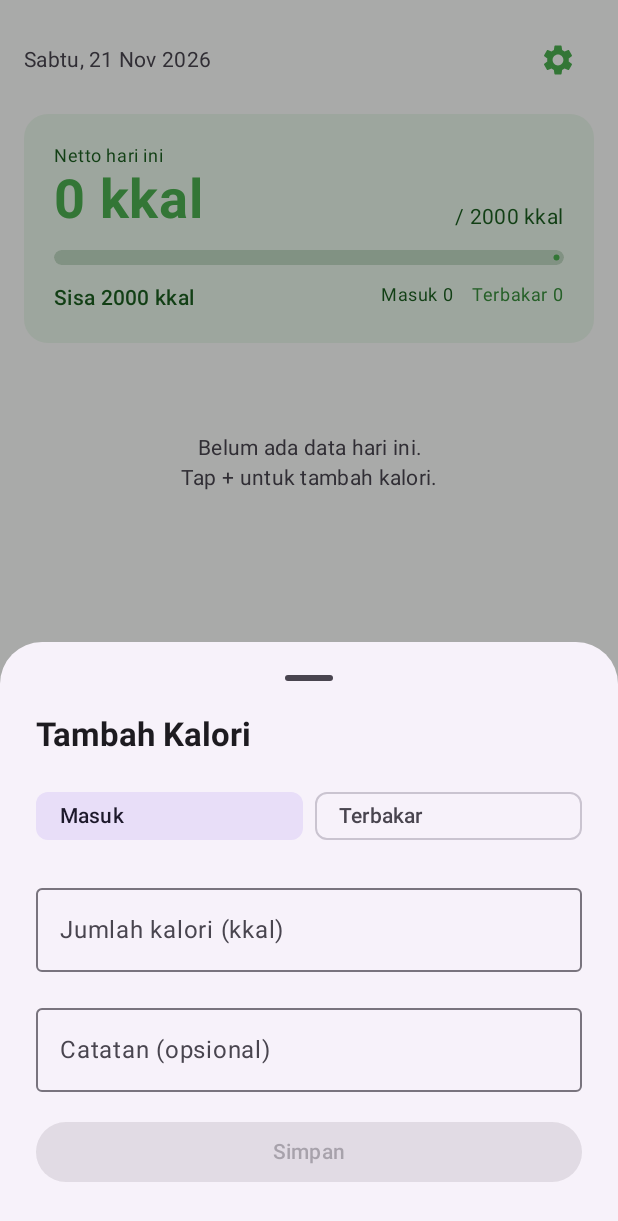
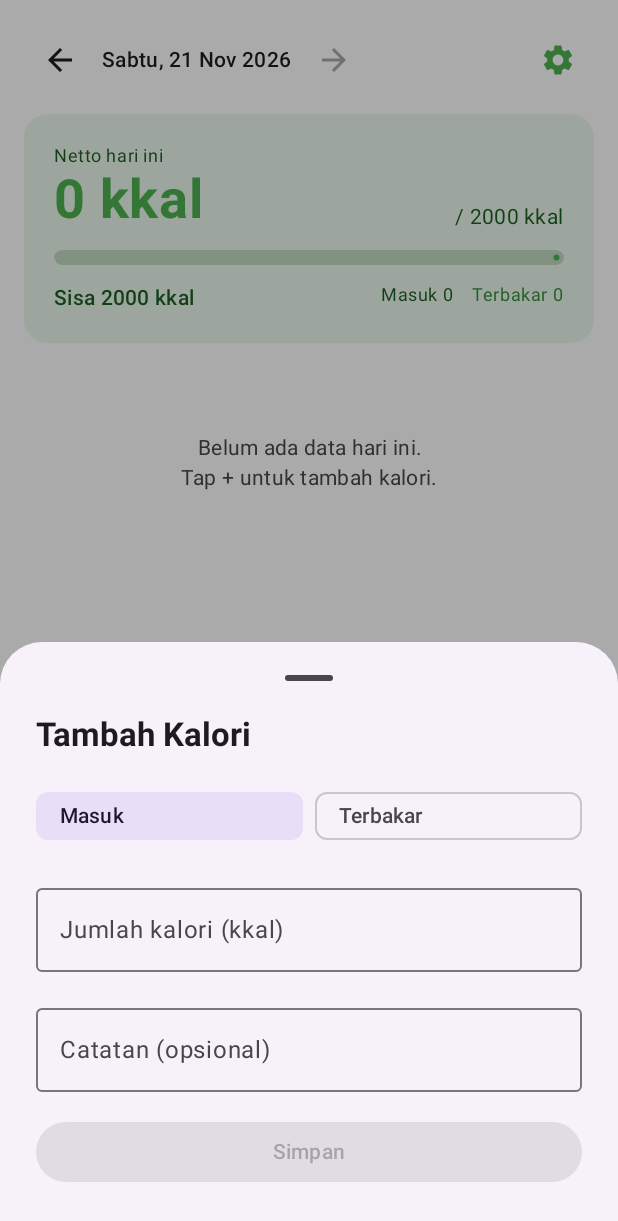
Before and after one commit to fahrizaku/simple-calorie-counter, an Android app built with Jetpack Compose: the screen it shows after launch (MainActivity), after a tap on "Tambah", on a phone screen of 412 x 824 dp. Shown: the top 1221 px of the screen. Run offline under Robolectric (Android 15) with nearby library versions, the phone set to English and light mode, and no system bars; our stand-ins replace Room's generated code.

Commit message:
Add entry editing, date picker, and per-day breakdown in history
Co-Authored-By: Claude Sonnet 5.5 <noreply@anthropic.com>

```diff
--- a/app/src/main/java/com/fahriza/caloriecounter/MainActivity.kt
+++ b/app/src/main/java/com/fahriza/caloriecounter/MainActivity.kt
@@ -44,7 +44,10 @@ fun CalorieCounterApp() {
             NavigationBar {
                 NavigationBarItem(
                     selected = currentRoute?.destination?.route == "home",
-                    onClick = { navController.navigate("home") { launchSingleTop = true } },
+                    onClick = {
+                        vm.selectDate(java.time.LocalDate.now())
+                        navController.navigate("home") { launchSingleTop = true }
+                    },
                     icon = { Icon(Icons.Default.Home, contentDescription = "Home") },
                     label = { Text("Hari Ini") }
                 )
@@ -63,7 +66,12 @@ fun CalorieCounterApp() {
             modifier = Modifier.padding(padding)
         ) {
             composable("home") { HomeScreen(vm) }
-            composable("history") { HistoryScreen(vm) }
+            composable("history") {
+                HistoryScreen(vm, onOpenDay = { date ->
+                    vm.selectDate(date)
+                    navController.navigate("home") { launchSingleTop = true }
+                })
+            }
         }
     }
 }
--- a/app/src/main/java/com/fahriza/caloriecounter/data/FoodDao.kt
+++ b/app/src/main/java/com/fahriza/caloriecounter/data/FoodDao.kt
@@ -3,6 +3,7 @@ package com.fahriza.caloriecounter.data
 import androidx.room.Dao
 import androidx.room.Insert
 import androidx.room.Query
+import androidx.room.Update
 import kotlinx.coroutines.flow.Flow
 
 @Dao
@@ -11,17 +12,28 @@ interface FoodDao {
     @Insert
     suspend fun insert(entry: FoodEntry)
 
+    @Update
+    suspend fun update(entry: FoodEntry)
+
     @Query("DELETE FROM food_entries WHERE id = :id")
     suspend fun delete(id: Int)
 
     @Query("SELECT * FROM food_entries WHERE date = :date ORDER BY createdAt DESC")
     fun getEntriesByDate(date: String): Flow<List<FoodEntry>>
 
-    @Query("SELECT date, SUM(CASE WHEN type = 'BURNED' THEN -calories ELSE calories END) as total FROM food_entries GROUP BY date ORDER BY date DESC LIMIT 30")
+    @Query(
+        "SELECT date, " +
+            "SUM(CASE WHEN type = 'CONSUMED' THEN calories ELSE 0 END) as consumed, " +
+            "SUM(CASE WHEN type = 'BURNED' THEN calories ELSE 0 END) as burned " +
+            "FROM food_entries GROUP BY date ORDER BY date DESC LIMIT 30"
+    )
     fun getDailyTotals(): Flow<List<DailyTotal>>
 }
 
 data class DailyTotal(
     val date: String,
-    val total: Int
-)
+    val consumed: Int,
+    val burned: Int
+) {
+    val total: Int get() = consumed - burned
+}
--- a/app/src/main/java/com/fahriza/caloriecounter/repository/FoodRepository.kt
+++ b/app/src/main/java/com/fahriza/caloriecounter/repository/FoodRepository.kt
@@ -34,5 +34,7 @@ class FoodRepository(private val context: Context) {
 
     suspend fun addEntry(entry: FoodEntry) = dao.insert(entry)
 
+    suspend fun updateEntry(entry: FoodEntry) = dao.update(entry)
+
     suspend fun deleteEntry(id: Int) = dao.delete(id)
 }
--- a/app/src/main/java/com/fahriza/caloriecounter/ui/screens/HomeScreen.kt
+++ b/app/src/main/java/com/fahriza/caloriecounter/ui/screens/HomeScreen.kt
@@ -1,5 +1,6 @@
 package com.fahriza.caloriecounter.ui.screens
 
+import androidx.compose.foundation.clickable
 import androidx.compose.foundation.layout.*
 import androidx.compose.foundation.lazy.LazyColumn
 import androidx.compose.foundation.lazy.items
@@ -7,6 +8,8 @@ import androidx.compose.foundation.shape.RoundedCornerShape
 import androidx.compose.foundation.text.KeyboardOptions
 import androidx.compose.material.icons.Icons
 import androidx.compose.material.icons.filled.Add
+import androidx.compose.material.icons.automirrored.filled.ArrowBack
+import androidx.compose.material.icons.automirrored.filled.ArrowForward
 import androidx.compose.material.icons.filled.Delete
 import androidx.compose.material.icons.filled.Settings
 import androidx.compose.material3.*
@@ -22,14 +25,17 @@ import androidx.compose.ui.unit.sp
 import com.fahriza.caloriecounter.data.EntryType
 import com.fahriza.caloriecounter.data.FoodEntry
 import com.fahriza.caloriecounter.viewmodel.CalorieViewModel
+import java.time.Instant
 import java.time.LocalDate
+import java.time.ZoneOffset
 import java.time.format.DateTimeFormatter
 import java.util.Locale
 
 @OptIn(ExperimentalMaterial3Api::class)
 @Composable
 fun HomeScreen(vm: CalorieViewModel) {
-    val entries by vm.todayEntries.collectAsState()
+    val entries by vm.entries.collectAsState()
+    val selectedDate by vm.selectedDate.collectAsState()
     val dailyGoal by vm.dailyGoal.collectAsState()
 
     val consumed = entries.filter { it.type == EntryType.CONSUMED }.sumOf { it.calories }
@@ -40,9 +46,13 @@ fun HomeScreen(vm: CalorieViewModel) {
 
     var showAddSheet by remember { mutableStateOf(false) }
     var showGoalDialog by remember { mutableStateOf(false) }
+    var showDatePicker by remember { mutableStateOf(false) }
+    var editingEntry by remember { mutableStateOf<FoodEntry?>(null) }
 
-    val dateLabel = remember {
-        LocalDate.now().format(DateTimeFormatter.ofPattern("EEEE, d MMM yyyy", Locale("id", "ID")))
+    val date = remember(selectedDate) { LocalDate.parse(selectedDate) }
+    val isToday = date == LocalDate.now()
+    val dateLabel = remember(date) {
+        date.format(DateTimeFormatter.ofPattern("EEEE, d MMM yyyy", Locale("id", "ID")))
     }
 
     Scaffold(
@@ -69,7 +79,31 @@ fun HomeScreen(vm: CalorieViewModel) {
                     horizontalArrangement = Arrangement.SpaceBetween,
                     verticalAlignment = Alignment.CenterVertically
                 ) {
-                    Text(dateLabel, style = MaterialTheme.typography.bodyMedium, color = MaterialTheme.colorScheme.onSurfaceVariant)
+                    Row(verticalAlignment = Alignment.CenterVertically) {
+                        IconButton(onClick = { vm.selectDate(date.minusDays(1)) }) {
+                            Icon(Icons.AutoMirrored.Filled.ArrowBack, contentDescription = "Hari sebelumnya")
+                        }
+                        Column(
+                            modifier = Modifier.clickable { showDatePicker = true }.padding(horizontal = 4.dp, vertical = 4.dp)
+                        ) {
+                            Text(
+                                dateLabel,
+                                style = MaterialTheme.typography.bodyMedium,
+                                fontWeight = FontWeight.Medium,
+                                color = MaterialTheme.colorScheme.onSurface
+                            )
+                            if (!isToday) {
+                                Text(
+                                    "Ketuk untuk ganti tanggal",
+                                    style = MaterialTheme.typography.labelSmall,
+                                    color = MaterialTheme.colorScheme.onSurfaceVariant
+                                )
+                            }
+                        }
+                        IconButton(onClick = { vm.selectDate(date.plusDays(1)) }, enabled = !isToday) {
+                            Icon(Icons.AutoMirrored.Filled.ArrowForward, contentDescription = "Hari berikutnya")
+                        }
+                    }
                     IconButton(onClick = { showGoalDialog = true }) {
                         Icon(Icons.Default.Settings, contentDescription = "Target", tint = MaterialTheme.colorScheme.primary)
                     }
@@ -83,21 +117,26 @@ fun HomeScreen(vm: CalorieViewModel) {
                     net = net,
                     goal = dailyGoal,
                     remaining = remaining,
-                    progress = progress
+                    progress = progress,
+                    title = if (isToday) "Netto hari ini" else "Netto"
                 )
             }
 
             if (entries.isNotEmpty()) {
                 item {
                     Text(
-                        "Hari ini",
+                        if (isToday) "Hari ini" else "Entri",
                         style = MaterialTheme.typography.titleSmall,
                         fontWeight = FontWeight.SemiBold,
                         color = MaterialTheme.colorScheme.onSurfaceVariant
                     )
                 }
                 items(entries, key = { it.id }) { entry ->
-                    FoodEntryItem(entry = entry, onDelete = { vm.deleteEntry(entry.id) })
+                    FoodEntryItem(
+                        entry = entry,
+                        onEdit = { editingEntry = entry },
+                        onDelete = { vm.deleteEntry(entry.id) }
+                    )
                 }
             } else {
                 item {
@@ -106,7 +145,7 @@ fun HomeScreen(vm: CalorieViewModel) {
                         contentAlignment = Alignment.Center
                     ) {
                         Text(
-                            "Belum ada data hari ini.\nTap + untuk tambah kalori.",
+                            if (isToday) "Belum ada data hari ini.\nTap + untuk tambah kalori." else "Belum ada data di tanggal ini.\nTap + untuk tambah kalori.",
                             style = MaterialTheme.typography.bodyMedium,
                             color = MaterialTheme.colorScheme.onSurfaceVariant,
                             textAlign = TextAlign.Center
@@ -129,6 +168,45 @@ fun HomeScreen(vm: CalorieViewModel) {
         )
     }
 
+    editingEntry?.let { entry ->
+        AddCalorieSheet(
+            initial = entry,
+            onDismiss = { editingEntry = null },
+            onConfirm = { calories, note, type ->
+                vm.updateEntry(entry, calories, note, type)
+                editingEntry = null
+            }
+        )
+    }
+
+    if (showDatePicker) {
+        val todayMillis = LocalDate.now().atStartOfDay(ZoneOffset.UTC).toInstant().toEpochMilli()
+        val pickerState = rememberDatePickerState(
+            initialSelectedDateMillis = date.atStartOfDay(ZoneOffset.UTC).toInstant().toEpochMilli(),
+            selectableDates = object : SelectableDates {
+                override fun isSelectableDate(utcTimeMillis: Long) = utcTimeMillis <= todayMillis
+            }
+        )
+        DatePickerDialog(
+            onDismissRequest = { showDatePicker = false },
+            confirmButton = {
+                TextButton(
+                    onClick = {
+                        pickerState.selectedDateMillis?.let {
+                            vm.selectDate(Instant.ofEpochMilli(it).atZone(ZoneOffset.UTC).toLocalDate())
+                        }
+                        showDatePicker = false
+                    }
+                ) { Text("Pilih") }
+            },
+            dismissButton = {
+                TextButton(onClick = { showDatePicker = false }) { Text("Batal") }
+            }
+        ) {
+            DatePicker(state = pickerState)
+        }
+    }
+
     if (showGoalDialog) {
         GoalDialog(
             currentGoal = dailyGoal,
@@ -143,7 +221,7 @@ fun HomeScreen(vm: CalorieViewModel) {
 
 @Composable
 private fun CalorieSummaryCard(
-    consumed: Int, burned: Int, net: Int, goal: Int, remaining: Int, progress: Float
+    consumed: Int, burned: Int, net: Int, goal: Int, remaining: Int, progress: Float, title: String
 ) {
     val overGoal = remaining < 0
 
@@ -159,7 +237,7 @@ private fun CalorieSummaryCard(
                 verticalAlignment = Alignment.Bottom
             ) {
                 Column {
-                    Text("Netto hari ini", style = MaterialTheme.typography.bodySmall, color = MaterialTheme.colorScheme.onPrimaryContainer)
+                    Text(title, style = MaterialTheme.typography.bodySmall, color = MaterialTheme.colorScheme.onPrimaryContainer)
                     Text(
                         "$net kkal",
                         fontSize = 36.sp,
@@ -194,11 +272,12 @@ private fun CalorieSummaryCard(
 }
 
 @Composable
-private fun FoodEntryItem(entry: FoodEntry, onDelete: () -> Unit) {
+private fun FoodEntryItem(entry: FoodEntry, onEdit: () -> Unit, onDelete: () -> Unit) {
     val isBurned = entry.type == EntryType.BURNED
     var showConfirm by remember { mutableStateOf(false) }
 
     Card(
+        onClick = onEdit,
         modifier = Modifier.fillMaxWidth(),
         colors = CardDefaults.cardColors(containerColor = MaterialTheme.colorScheme.surface),
         elevation = CardDefaults.cardElevation(defaultElevation = 1.dp),
@@ -261,10 +340,14 @@ private fun FoodEntryItem(entry: FoodEntry, onDelete: () -> Unit) {
 
 @OptIn(ExperimentalMaterial3Api::class)
 @Composable
-private fun AddCalorieSheet(onDismiss: () -> Unit, onConfirm: (Int, String, EntryType) -> Unit) {
-    var caloriesText by remember { mutableStateOf("") }
-    var note by remember { mutableStateOf("") }
-    var selectedType by remember { mutableStateOf(EntryType.CONSUMED) }
+private fun AddCalorieSheet(
+    initial: FoodEntry? = null,
+    onDismiss: () -> Unit,
+    onConfirm: (Int, String, EntryType) -> Unit
+) {
+    var caloriesText by remember { mutableStateOf(initial?.calories?.toString() ?: "") }
+    var note by remember { mutableStateOf(initial?.note ?: "") }
+    var selectedType by remember { mutableStateOf(initial?.type ?: EntryType.CONSUMED) }
     val calories = caloriesText.toIntOrNull()
 
     ModalBottomSheet(onDismissRequest = onDismiss) {
@@ -272,7 +355,7 @@ private fun AddCalorieSheet(onDismiss: () -> Unit, onConfirm: (Int, String, Entr
             modifier = Modifier.padding(horizontal = 24.dp).padding(bottom = 32.dp),
             verticalArrangement = Arrangement.spacedBy(16.dp)
         ) {
-            Text("Tambah Kalori", style = MaterialTheme.typography.titleLarge, fontWeight = FontWeight.Bold)
+            Text(if (initial == null) "Tambah Kalori" else "Edit Entri", style = MaterialTheme.typography.titleLarge, fontWeight = FontWeight.Bold)
 
             // Toggle Masuk / Terbakar
             Row(modifier = Modifier.fillMaxWidth(), horizontalArrangement = Arrangement.spacedBy(8.dp)) {
--- a/app/src/main/java/com/fahriza/caloriecounter/viewmodel/CalorieViewModel.kt
+++ b/app/src/main/java/com/fahriza/caloriecounter/viewmodel/CalorieViewModel.kt
@@ -4,23 +4,32 @@ import android.app.Application
 import androidx.lifecycle.AndroidViewModel
 import androidx.lifecycle.viewModelScope
 import com.fahriza.caloriecounter.data.DailyTotal
+import com.fahriza.caloriecounter.data.EntryType
 import com.fahriza.caloriecounter.data.FoodEntry
 import com.fahriza.caloriecounter.repository.FoodRepository
+import kotlinx.coroutines.ExperimentalCoroutinesApi
+import kotlinx.coroutines.flow.MutableStateFlow
 import kotlinx.coroutines.flow.SharingStarted
 import kotlinx.coroutines.flow.StateFlow
+import kotlinx.coroutines.flow.flatMapLatest
 import kotlinx.coroutines.flow.stateIn
 import kotlinx.coroutines.launch
 import java.time.LocalDate
 import java.time.LocalTime
 import java.time.format.DateTimeFormatter
 
+@OptIn(ExperimentalCoroutinesApi::class)
 class CalorieViewModel(app: Application) : AndroidViewModel(app) {
     private val repo = FoodRepository(app)
 
-    val today: String = LocalDate.now().format(DateTimeFormatter.ISO_LOCAL_DATE)
+    private fun todayString(): String = LocalDate.now().format(DateTimeFormatter.ISO_LOCAL_DATE)
 
-    val todayEntries: StateFlow<List<FoodEntry>> = repo
-        .getEntriesByDate(today)
+    /** Tanggal yang sedang dilihat/diisi (format yyyy-MM-dd). Default: hari ini. */
+    private val _selectedDate = MutableStateFlow(todayString())
+    val selectedDate: StateFlow<String> = _selectedDate
+
+    val entries: StateFlow<List<FoodEntry>> = _selectedDate
+        .flatMapLatest { repo.getEntriesByDate(it) }
         .stateIn(viewModelScope, SharingStarted.WhileSubscribed(5000), emptyList())
 
     val dailyGoal: StateFlow<Int> = repo.dailyGoal
@@ -29,10 +38,26 @@ class CalorieViewModel(app: Application) : AndroidViewModel(app) {
     val dailyTotals: StateFlow<List<DailyTotal>> = repo.getDailyTotals()
         .stateIn(viewModelScope, SharingStarted.WhileSubscribed(5000), emptyList())
 
-    fun addEntry(calories: Int, note: String, type: com.fahriza.caloriecounter.data.EntryType) {
+    fun selectDate(date: LocalDate) {
+        // Tidak boleh mencatat untuk tanggal di masa depan.
+        val target = if (date.isAfter(LocalDate.now())) LocalDate.now() else date
+        _selectedDate.value = target.format(DateTimeFormatter.ISO_LOCAL_DATE)
+    }
+
+    fun selectDate(date: String) = selectDate(LocalDate.parse(date))
+
+    fun addEntry(calories: Int, note: String, type: EntryType) {
         viewModelScope.launch {
             val time = LocalTime.now().format(DateTimeFormatter.ofPattern("HH:mm"))
-            repo.addEntry(FoodEntry(calories = calories, note = note, type = type, date = today, time = time))
+            repo.addEntry(
+                FoodEntry(calories = calories, note = note, type = type, date = _selectedDate.value, time = time)
+            )
+        }
+    }
+
+    fun updateEntry(entry: FoodEntry, calories: Int, note: String, type: EntryType) {
+        viewModelScope.launch {
+            repo.updateEntry(entry.copy(calories = calories, note = note, type = type))
         }
     }
 
```
Also changed, not shown: app/src/main/java/com/fahriza/caloriecounter/ui/screens/HistoryScreen.kt (+24 -3 lines).
